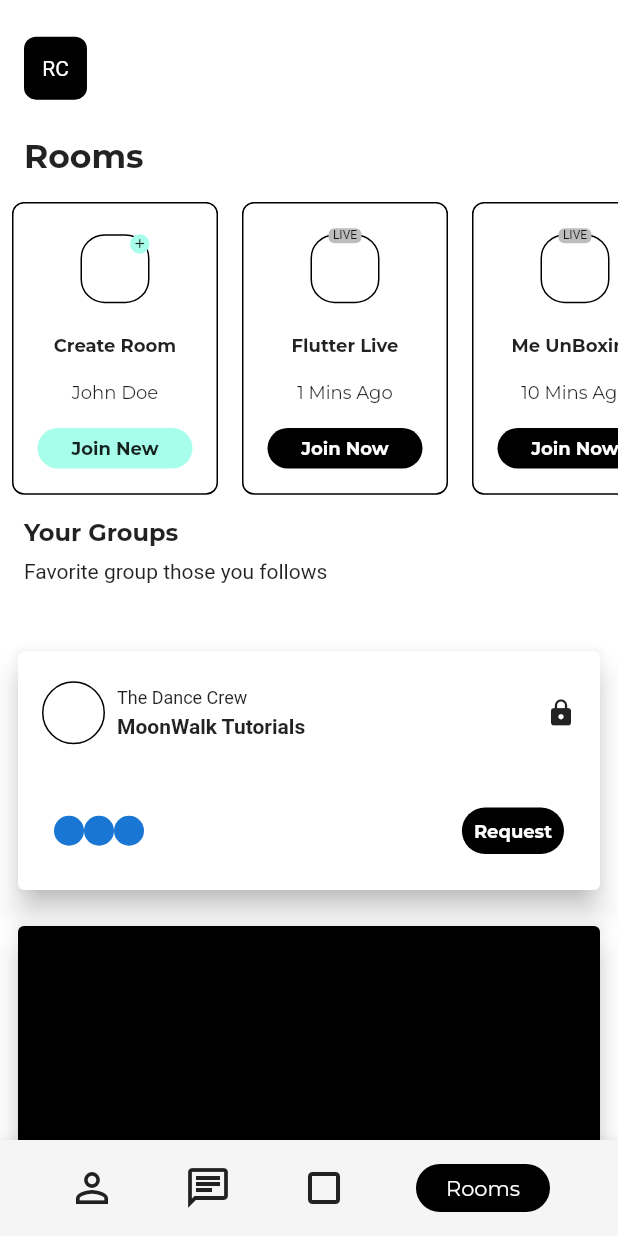
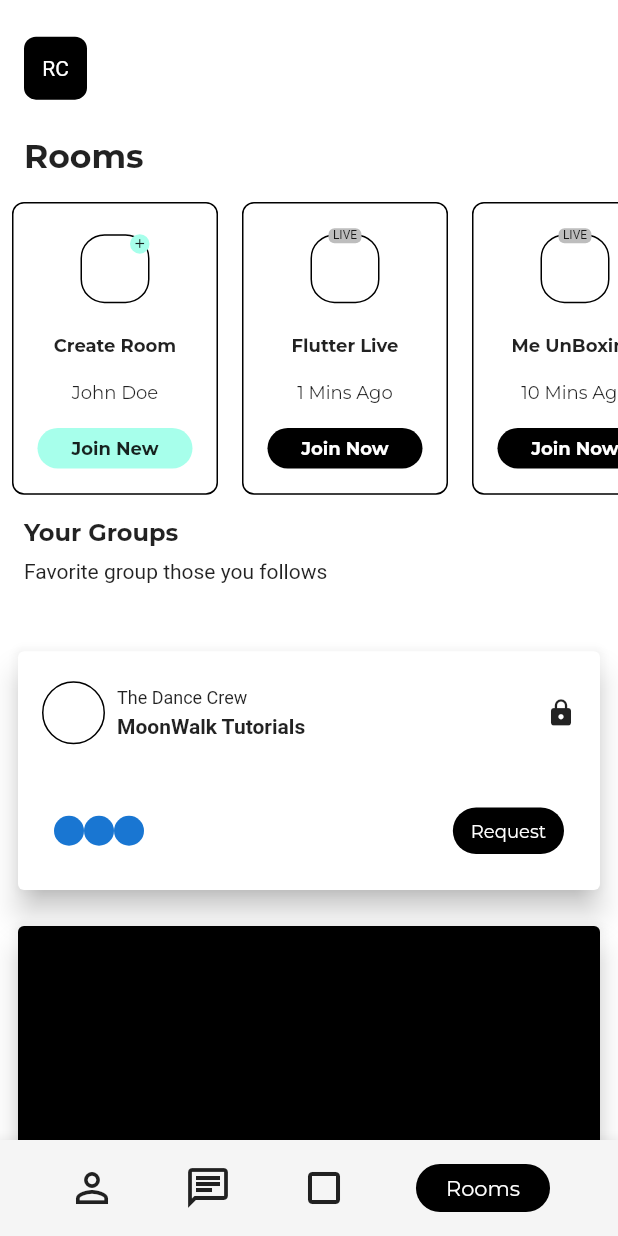
Before and after one commit to JAICHANGPARK/flutter_notebook_8th_story, a Flutter app: the RoomsPage screen opened by its route, on a phone screen of 412 x 824 dp. Run offline on Flutter 3.47's test engine with Material 2 defaults, Android fonts, the phone set to English and light mode, and no system bars; our stand-ins replace badges, flutter_hooks, google_fonts, hooks_riverpod, state_notifier.

Commit message:
Update rooms_page.dart

```diff
--- a/lib/ep588_social_app/rooms_page.dart
+++ b/lib/ep588_social_app/rooms_page.dart
@@ -366,13 +366,13 @@ class _RoomsPageState extends State<RoomsPage> {
                                                   ),
                                                   Spacer(),
                                                   Container(
-                                                    padding: EdgeInsets.symmetric(horizontal: 8, vertical: 8),
+                                                    padding: EdgeInsets.symmetric(horizontal: 12, vertical: 8),
                                                     decoration: BoxDecoration(color: Colors.black, borderRadius: BorderRadius.circular(16)),
                                                     child: Center(
                                                       child: Text(
                                                         "Request",
                                                         style: GoogleFonts.montserrat(
-                                                            fontSize: 12, fontWeight: FontWeight.bold, color: Colors.white),
+                                                            fontSize: 12, color: Colors.white),
                                                       ),
                                                     ),
                                                   )
@@ -381,7 +381,8 @@ class _RoomsPageState extends State<RoomsPage> {
                                             )
                                           ],
                                         ),
-                                      )),
+                                      ),
+                                  ),
                                 ),
                               ),
                               SizedBox(
```
